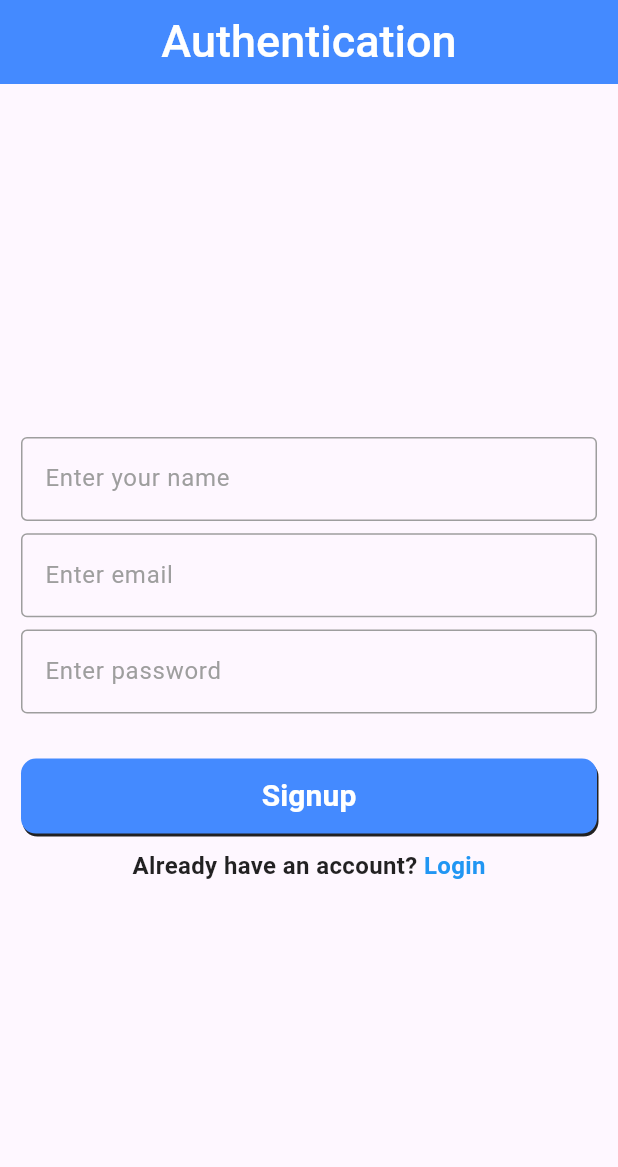
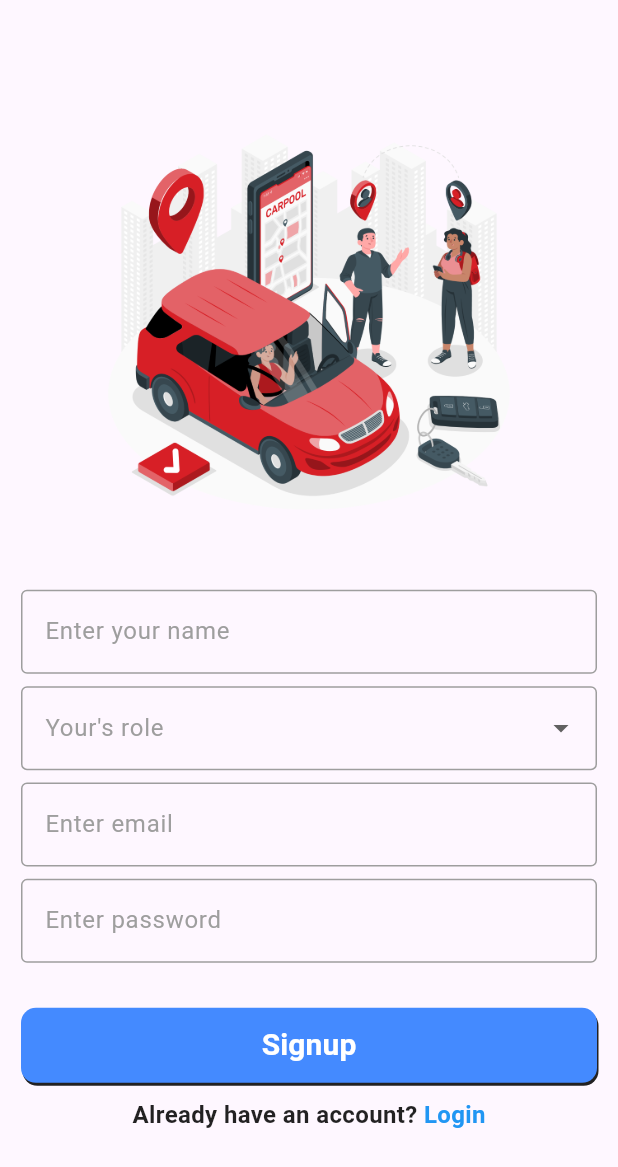
Before and after one commit to Tanjid470/ichiban_auto, a Flutter app: the screen it shows after launch, on a phone screen of 412 x 824 dp. Shown: the top 1167 px of the screen. Run offline on Flutter 3.47's test engine with Material 3 defaults, Android fonts, the phone set to English and light mode, and no system bars; our stand-ins replace animated_splash_screen, animated_text_kit, firebase_auth, firebase_core; accounts and stored records are empty.

Commit message:
view make responsive . keyboard open page render flex issue fixed. add image

```diff
--- a/lib/module/auth/view/login_form.dart
+++ b/lib/module/auth/view/login_form.dart
@@ -16,25 +16,31 @@ class _LoginFormState extends State<LoginForm> {
   String email = '';
   String password = '';
   String fullName = '';
+  String role = '';
   bool login = false;
+  List<String> roleItem = ['Admin','Mechanic'];
+  String? assignedRole;
 
   @override
   Widget build(BuildContext context) {
     return Scaffold(
-      appBar: AppBar(
-        backgroundColor: Colors.transparent,
-        flexibleSpace: Container(
-          decoration: const BoxDecoration(color: Colors.blueAccent),
+      extendBody: true,
+      resizeToAvoidBottomInset: true,
+      body: Center(
+        child: SingleChildScrollView(
+          child: Column(
+            mainAxisAlignment: MainAxisAlignment.center,
+            children: [
+              ResponsiveScale.of(context).verticalGap(context, 3),
+              Container(
+                height: MediaQuery.of(context).size.height/3,
+                width: MediaQuery.of(context).size.width,
+                decoration: const BoxDecoration(image: DecorationImage(
+                    image: AssetImage("assets/images/car_admin.png"),
+                fit: BoxFit.contain)),
               ),
-        elevation: 0,
-        title: const Center(
-            child: Text('Authentication',
-                style: TextStyle(
-                    color: Colors.white,
-                    fontWeight: FontWeight.w500,
-                    fontSize: 30))),
-      ),
-      body: Form(
+              ResponsiveScale.of(context).verticalGap(context, 3),
+              Form(
                 key: _formKey,
                 child: Container(
                   padding: const EdgeInsets.all(14),
@@ -42,8 +48,10 @@ class _LoginFormState extends State<LoginForm> {
                     mainAxisAlignment: MainAxisAlignment.center,
                     children: [
                       login
-                  ? Container()
-                  : TextFormField(
+                          ? const SizedBox()
+                          : Column(
+                            children: [
+                              TextFormField(
                                   key: const ValueKey('fullName'),
                                   decoration: const InputDecoration(
                                     hintText: 'Enter your name',
@@ -71,8 +79,38 @@ class _LoginFormState extends State<LoginForm> {
                                     });
                                   },
                               ),
+                              ResponsiveScale.of(context).verticalGap(context, 1),
+                              DropdownButtonFormField<String>(
+                                decoration: const InputDecoration(
+                                  labelText: 'Your\'s role',
+                                  labelStyle: TextStyle(color: Colors.grey),
+                                  border: OutlineInputBorder(),
+                                  enabledBorder: OutlineInputBorder(
+                                    borderSide: BorderSide(color: Colors.grey), // Border when not focused
+                                  ),
+                                  focusedBorder: OutlineInputBorder(
+                                    borderSide: BorderSide(color: Colors.blue), // Border when focused
+                                  ),
+                                    hintTextDirection: TextDirection.ltr,
+                                    hintStyle: TextStyle(color: Colors.grey)
+                                ),
+                                items: roleItem.map((String mechanic) {
+                                  return DropdownMenuItem<String>(
+                                    value: mechanic,
+                                    child: Text(mechanic),
+                                  );
+                                }).toList(),
+                                onChanged: (value) {
+                                  setState(() {
+                                    assignedRole = value;
+                                  });
+                                },
+                              ),
+                              ResponsiveScale.of(context).verticalGap(context, 1),
+                            ],
+                          ),
 
-              ResponsiveScale.of(context).verticalGap(context, 1),
+
                       TextFormField(
                         key: const ValueKey('email'),
                         decoration: const InputDecoration(
@@ -230,6 +268,10 @@ class _LoginFormState extends State<LoginForm> {
                   ),
                 ),
               ),
+            ],
+          ),
+        ),
+      ),
     );
   }
 }
```
Lines whose indentation alone changed are shown as unchanged.
